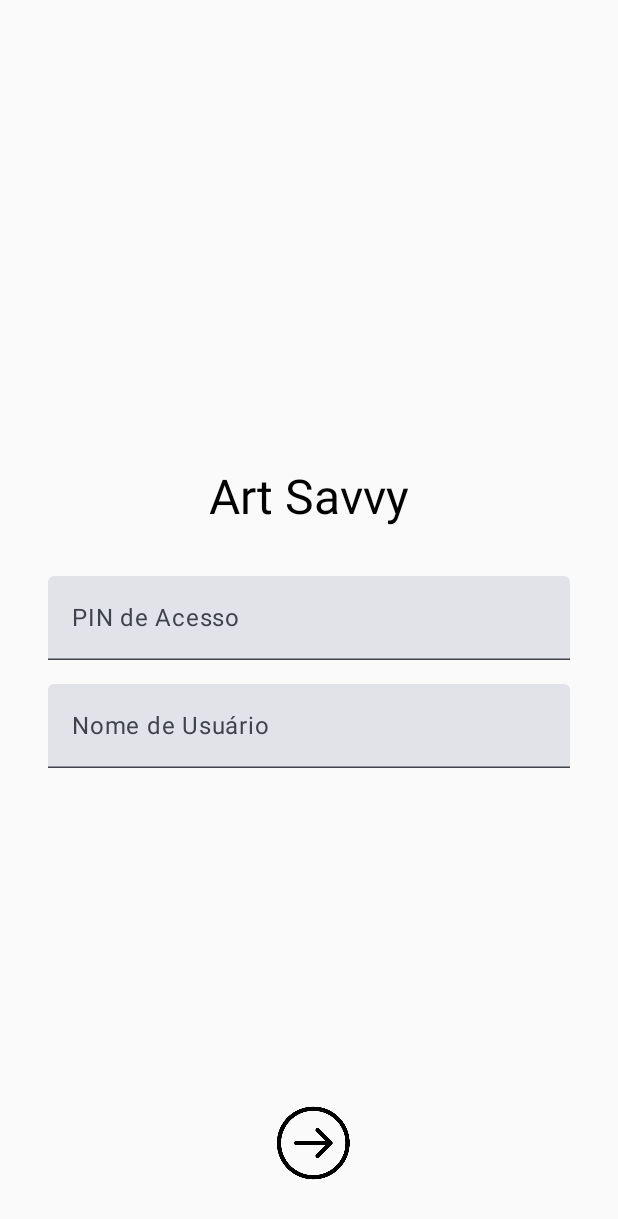
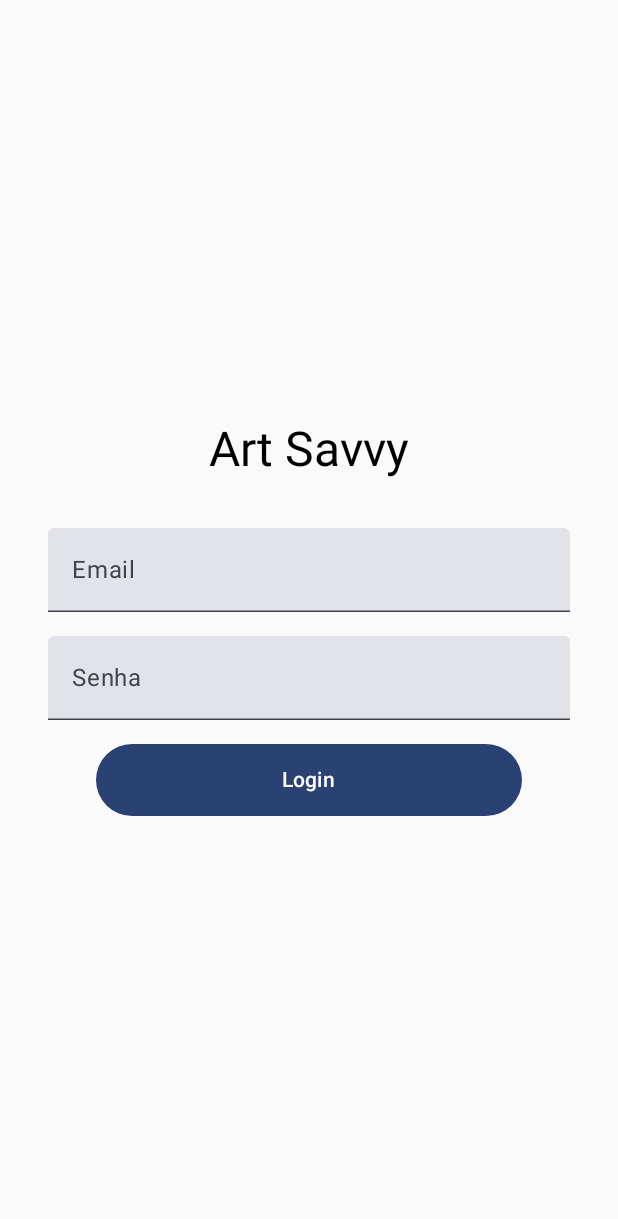
Before and after one commit to MarlonVR/ArtSavvy, an Android app built with Jetpack Compose: the screen it shows after launch (MainActivity), on a phone screen of 412 x 824 dp. Shown: the top 1219 px of the screen. Run offline under Robolectric (Android 15) with nearby library versions, the phone set to English and light mode, and no system bars; our stand-ins replace Firebase (no records; nobody signed in at launch, a user with empty details on screens opened directly).

Commit message:
autenticação com firebase

```diff
--- a/app/build.gradle.kts
+++ b/app/build.gradle.kts
@@ -76,4 +76,6 @@ dependencies {
     implementation("androidx.compose.runtime:runtime-livedata:1.0.0")
     implementation("io.coil-kt:coil-compose:1.4.0")
     implementation("com.google.dagger:hilt-android:2.40.5")
+    implementation("com.google.firebase:firebase-bom:26.2.0")
+    implementation("com.google.firebase:firebase-auth")
 }
--- a/app/src/main/java/com/example/artsavvy/ui/screens/Login.kt
+++ b/app/src/main/java/com/example/artsavvy/ui/screens/Login.kt
@@ -14,6 +14,7 @@ import androidx.compose.foundation.layout.padding
 import androidx.compose.foundation.layout.size
 import androidx.compose.foundation.text.KeyboardOptions
 import androidx.compose.material.ripple.rememberRipple
+import androidx.compose.material3.Button
 import androidx.compose.material3.MaterialTheme
 import androidx.compose.material3.Text
 import androidx.compose.material3.TextField
@@ -27,16 +28,19 @@ import androidx.compose.ui.Modifier
 import androidx.compose.ui.graphics.Color
 import androidx.compose.ui.res.painterResource
 import androidx.compose.ui.text.input.KeyboardType
+import androidx.compose.ui.text.input.PasswordVisualTransformation
 import androidx.compose.ui.unit.dp
 import androidx.navigation.NavController
 import com.example.artsavvy.R
+import com.google.firebase.auth.FirebaseAuth
 
 class Login {
     companion object {
         @Composable
         fun Screen(navController: NavController) {
-            var pin by remember { mutableStateOf("") }
-            var username by remember { mutableStateOf("") }
+            var email by remember { mutableStateOf("") }
+            var password by remember { mutableStateOf("") }
+            var loginError by remember { mutableStateOf(false) }
 
             Box(modifier = Modifier.fillMaxSize()) {
                 Column(
@@ -53,54 +57,69 @@ class Login {
                         modifier = Modifier.padding(bottom = 32.dp)
                     )
                     TextField(
-                        value = pin,
-                        onValueChange = { pin = it },
-                        label = { Text("PIN de Acesso") },
+                        value = email,
+                        onValueChange = { email = it },
+                        label = { Text("Email") },
                         singleLine = true,
-                        keyboardOptions = KeyboardOptions(keyboardType = KeyboardType.NumberPassword),
-                        modifier = Modifier.fillMaxWidth()
+                        modifier = Modifier.fillMaxWidth(),
+                        keyboardOptions = KeyboardOptions(keyboardType = KeyboardType.Email)
                     )
                     Spacer(modifier = Modifier.height(16.dp))
                     TextField(
-                        value = username,
-                        onValueChange = { username = it },
-                        label = { Text("Nome de Usuário") },
+                        value = password,
+                        onValueChange = { password = it },
+                        label = { Text("Senha") },
                         singleLine = true,
+                        visualTransformation = PasswordVisualTransformation(),
+                        keyboardOptions = KeyboardOptions(keyboardType = KeyboardType.Password),
                         modifier = Modifier.fillMaxWidth()
                     )
-                }
-
-
-                Column(
-                    horizontalAlignment = Alignment.CenterHorizontally,
-                    verticalArrangement = Arrangement.Bottom,
-                    modifier = Modifier
-                        .fillMaxWidth()
-                        .align(Alignment.BottomCenter)
-                ) {
-                    LoginButton(onClick = { navController.navigate("home") })
-                    Spacer(modifier = Modifier.height(32.dp))
+                    if (loginError) {
+                        Text(
+                            "Email ou senha incorretos. Tente novamente.",
+                            color = Color.Red,
+                            style = MaterialTheme.typography.bodySmall
+                        )
+                    }
+                    Spacer(modifier = Modifier.height(16.dp))
+                    LoginButton(onLogin = {
+                        performLogin(email, password, navController) { success ->
+                            loginError = !success
+                        }
+                    })
                 }
             }
         }
 
         @Composable
-        private fun LoginButton(onClick: () -> Unit) {
-            Box(
-                contentAlignment = Alignment.Center,
+        private fun LoginButton(onLogin: () -> Unit) {
+            Button(
+                onClick = onLogin,
                 modifier = Modifier
-                    .size(60.dp)
-                    .clickable(
-                        onClick = onClick,
-                        indication = rememberRipple(bounded = false, color = Color.White),
-                        interactionSource = remember { MutableInteractionSource() }
-                    )
+                    .fillMaxWidth()
+                    .padding(horizontal = 32.dp)
+                    .height(48.dp)
             ) {
-                Image(
-                    painter = painterResource(id = R.drawable.botao_login),
-                    contentDescription = "Login Button"
-                )
+                Text("Login")
             }
         }
+
+
+        private fun performLogin(email: String, password: String, navController: NavController, onResult: (Boolean) -> Unit) {
+            if (email.isBlank() || password.isBlank()) {
+                onResult(false) // Não realizar login se e-mail ou senha estiverem vazios, pra evitar crashar o app
+                return
+            }
+            FirebaseAuth.getInstance().signInWithEmailAndPassword(email, password)
+                .addOnCompleteListener { task ->
+                    if (task.isSuccessful) {
+                        onResult(true)
+                        navController.navigate("home")
+                    } else {
+                        onResult(false)
+                    }
+                }
+        }
+
     }
 }
```
